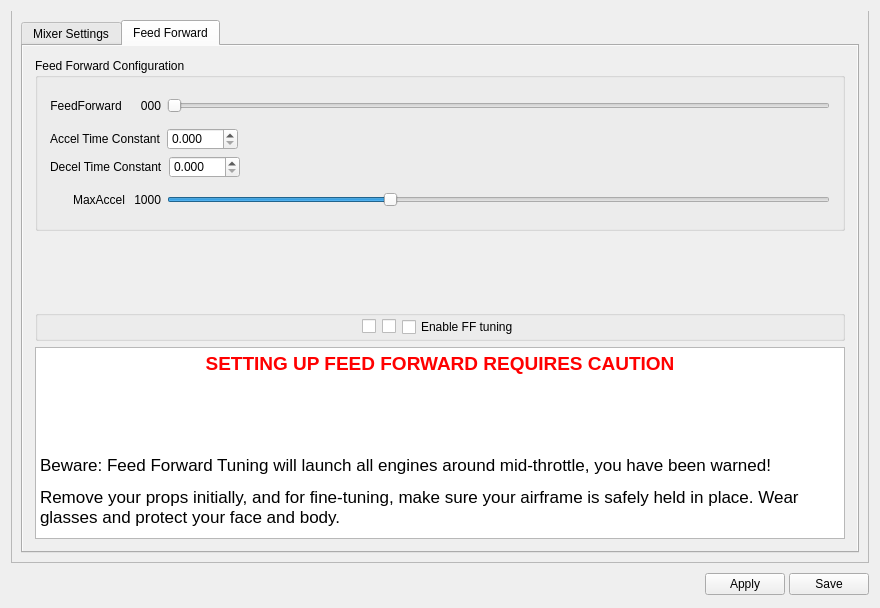
The window that ground/openpilotgcs/src/plugins/config/airframe.ui (openpilot/OpenPilot) describes before a commit, drawn with Qt 5.
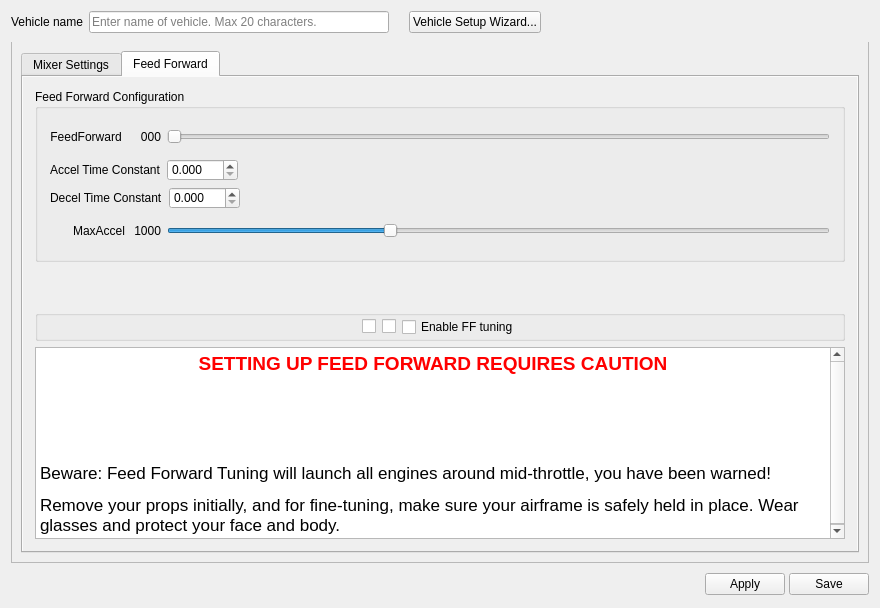
The same window after the commit. The open tabs and pages were chosen to show the change. Icons and pictures are not drawn.

Patch:
```diff
--- a/ground/openpilotgcs/src/plugins/config/airframe.ui
+++ b/ground/openpilotgcs/src/plugins/config/airframe.ui
@@ -17,6 +17,112 @@
    <property name="spacing">
     <number>0</number>
    </property>
+   <item>
+    <layout class="QHBoxLayout" name="horizontalLayout">
+     <property name="leftMargin">
+      <number>0</number>
+     </property>
+     <property name="topMargin">
+      <number>0</number>
+     </property>
+     <property name="rightMargin">
+      <number>0</number>
+     </property>
+     <property name="bottomMargin">
+      <number>9</number>
+     </property>
+     <item>
+      <widget class="QLabel" name="label">
+       <property name="sizePolicy">
+        <sizepolicy hsizetype="Preferred" vsizetype="Preferred">
+         <horstretch>0</horstretch>
+         <verstretch>0</verstretch>
+        </sizepolicy>
+       </property>
+       <property name="text">
+        <string>Vehicle name</string>
+       </property>
+      </widget>
+     </item>
+     <item>
+      <spacer name="horizontalSpacer_2">
+       <property name="orientation">
+        <enum>Qt::Horizontal</enum>
+       </property>
+       <property name="sizeType">
+        <enum>QSizePolicy::Fixed</enum>
+       </property>
+       <property name="sizeHint" stdset="0">
+        <size>
+         <width>6</width>
+         <height>20</height>
+        </size>
+       </property>
+      </spacer>
+     </item>
+     <item alignment="Qt::AlignLeft">
+      <widget class="QLineEdit" name="nameEdit">
+       <property name="sizePolicy">
+        <sizepolicy hsizetype="Preferred" vsizetype="Fixed">
+         <horstretch>0</horstretch>
+         <verstretch>0</verstretch>
+        </sizepolicy>
+       </property>
+       <property name="minimumSize">
+        <size>
+         <width>300</width>
+         <height>0</height>
+        </size>
+       </property>
+       <property name="inputMask">
+        <string/>
+       </property>
+       <property name="maxLength">
+        <number>20</number>
+       </property>
+       <property name="placeholderText">
+        <string>Enter name of vehicle. Max 20 characters.</string>
+       </property>
+      </widget>
+     </item>
+     <item>
+      <spacer name="horizontalSpacer">
+       <property name="orientation">
+        <enum>Qt::Horizontal</enum>
+       </property>
+       <property name="sizeType">
+        <enum>QSizePolicy::Minimum</enum>
+       </property>
+       <property name="sizeHint" stdset="0">
+        <size>
+         <width>20</width>
+         <height>20</height>
+        </size>
+       </property>
+      </spacer>
+     </item>
+     <item>
+      <widget class="QPushButton" name="vehicleSetupWizardButton">
+       <property name="text">
+        <string>Vehicle Setup Wizard...</string>
+       </property>
+      </widget>
+     </item>
+     <item>
+      <spacer name="horizontalSpacer_3">
+       <property name="orientation">
+        <enum>Qt::Horizontal</enum>
+       </property>
+       <property name="sizeHint" stdset="0">
+        <size>
+         <width>40</width>
+         <height>20</height>
+        </size>
+       </property>
+      </spacer>
+     </item>
+    </layout>
+   </item>
    <item>
     <widget class="QTabBar" name="aircraftType" native="true"/>
    </item>
@@ -26,7 +132,7 @@
       <enum>Qt::LeftToRight</enum>
      </property>
      <property name="autoFillBackground">
-      <bool>true</bool>
+      <bool>false</bool>
      </property>
      <property name="styleSheet">
       <string notr="true">#vehicleTypeFrame{
@@ -306,8 +412,8 @@
               <rect>
                <x>0</x>
                <y>0</y>
-               <width>271</width>
-               <height>307</height>
+               <width>293</width>
+               <height>300</height>
               </rect>
              </property>
              <layout class="QVBoxLayout" name="verticalLayout_18">
@@ -717,14 +823,14 @@
                  <string>&lt;!DOCTYPE HTML PUBLIC &quot;-//W3C//DTD HTML 4.0//EN&quot; &quot;http://www.w3.org/TR/REC-html40/strict.dtd&quot;&gt;
 &lt;html&gt;&lt;head&gt;&lt;meta name=&quot;qrichtext&quot; content=&quot;1&quot; /&gt;&lt;style type=&quot;text/css&quot;&gt;
 p, li { white-space: pre-wrap; }
-&lt;/style&gt;&lt;/head&gt;&lt;body style=&quot; font-family:'Sans Serif'; font-size:9pt; font-weight:400; font-style:normal;&quot;&gt;
+&lt;/style&gt;&lt;/head&gt;&lt;body style=&quot; font-family:'Ubuntu'; font-size:11pt; font-weight:400; font-style:normal;&quot;&gt;
 &lt;table border=&quot;0&quot; style=&quot;-qt-table-type: root; margin-top:4px; margin-bottom:4px; margin-left:4px; margin-right:4px;&quot;&gt;
 &lt;tr&gt;
 &lt;td style=&quot;border: none;&quot;&gt;
-&lt;p align=&quot;center&quot; style=&quot; margin-top:0px; margin-bottom:0px; margin-left:0px; margin-right:0px; -qt-block-indent:0; text-indent:0px;&quot;&gt;&lt;span style=&quot; font-family:'Ubuntu'; font-size:14pt; font-weight:600; color:#ff0000;&quot;&gt;SETTING UP FEED FORWARD REQUIRES CAUTION&lt;/span&gt;&lt;/p&gt;
-&lt;p style=&quot;-qt-paragraph-type:empty; margin-top:0px; margin-bottom:0px; margin-left:0px; margin-right:0px; -qt-block-indent:0; text-indent:0px; font-family:'Ubuntu'; font-size:11pt;&quot;&gt;&lt;br /&gt;&lt;/p&gt;
-&lt;p style=&quot; margin-top:0px; margin-bottom:0px; margin-left:0px; margin-right:0px; -qt-block-indent:0; text-indent:0px;&quot;&gt;&lt;span style=&quot; font-family:'Ubuntu'; font-size:11pt;&quot;&gt;&lt;br /&gt;&lt;/span&gt;&lt;/p&gt;
-&lt;p style=&quot; margin-top:0px; margin-bottom:0px; margin-left:0px; margin-right:0px; -qt-block-indent:0; text-indent:0px;&quot;&gt;&lt;span style=&quot; font-family:'Ubuntu'; font-size:11pt;&quot;&gt;&lt;br /&gt;&lt;/span&gt;&lt;/p&gt;
+&lt;p align=&quot;center&quot; style=&quot; margin-top:0px; margin-bottom:0px; margin-left:0px; margin-right:0px; -qt-block-indent:0; text-indent:0px;&quot;&gt;&lt;span style=&quot; font-size:14pt; font-weight:600; color:#ff0000;&quot;&gt;SETTING UP FEED FORWARD REQUIRES CAUTION&lt;/span&gt;&lt;/p&gt;
+&lt;p style=&quot;-qt-paragraph-type:empty; margin-top:0px; margin-bottom:0px; margin-left:0px; margin-right:0px; -qt-block-indent:0; text-indent:0px;&quot;&gt;&lt;br /&gt;&lt;/p&gt;
+&lt;p style=&quot; margin-top:0px; margin-bottom:0px; margin-left:0px; margin-right:0px; -qt-block-indent:0; text-indent:0px;&quot;&gt;&lt;br /&gt;&lt;/p&gt;
+&lt;p style=&quot; margin-top:0px; margin-bottom:0px; margin-left:0px; margin-right:0px; -qt-block-indent:0; text-indent:0px;&quot;&gt;&lt;br /&gt;&lt;/p&gt;
 &lt;p style=&quot; margin-top:0px; margin-bottom:0px; margin-left:0px; margin-right:0px; -qt-block-indent:0; text-indent:0px;&quot;&gt;&lt;span style=&quot; font-family:'Lucida Grande'; font-size:13pt;&quot;&gt;Beware: Feed Forward Tuning will launch all engines around mid-throttle, you have been warned!&lt;/span&gt;&lt;/p&gt;
 &lt;p style=&quot; margin-top:12px; margin-bottom:12px; margin-left:0px; margin-right:0px; -qt-block-indent:0; text-indent:0px;&quot;&gt;&lt;span style=&quot; font-family:'Lucida Grande'; font-size:13pt;&quot;&gt;Remove your props initially, and for fine-tuning, make sure your airframe is safely held in place. Wear glasses and protect your face and body.&lt;/span&gt;&lt;/p&gt;&lt;/td&gt;&lt;/tr&gt;&lt;/table&gt;&lt;/body&gt;&lt;/html&gt;</string>
                 </property>
```
Left out of the diff: 20 changed lines with no effect on the pictures.
